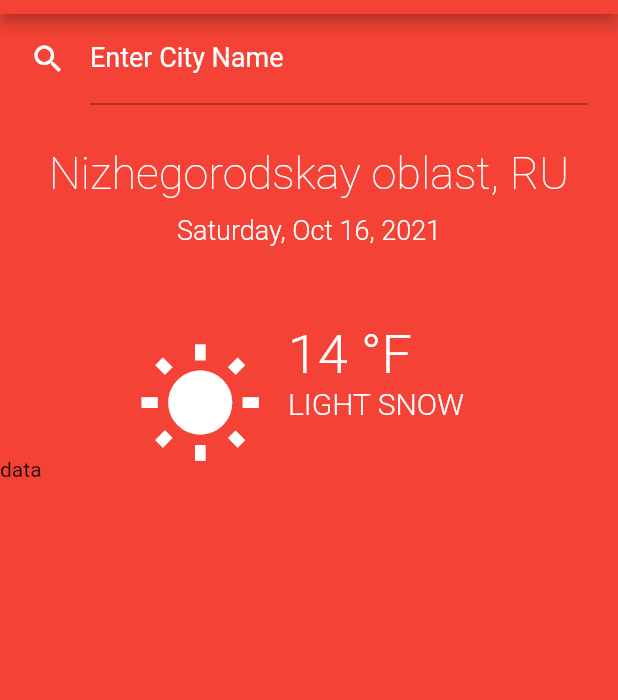
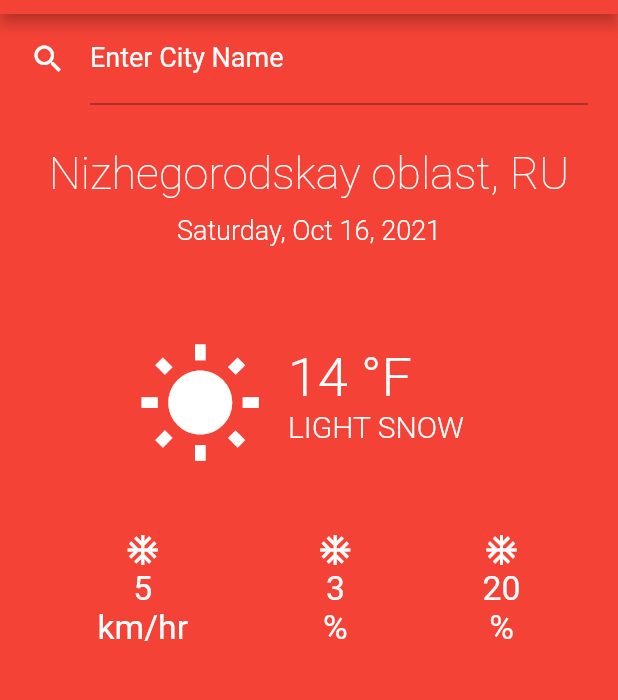
Before and after one commit to FedotovV/weather_forecast, a Flutter app: the screen it shows after launch, on a phone screen of 412 x 824 dp, the part 70-770 px from its top. Run offline on Flutter 3.47's test engine with Material 2 defaults, Android fonts, the phone set to English and light mode, and no system bars.

Commit message:
add detail weather, row widget

```diff
--- a/lib/weather_forcast.dart
+++ b/lib/weather_forcast.dart
@@ -68,12 +68,15 @@ class WeatherForcast extends StatelessWidget {
                       size: 85,
                       color: Colors.white,
                     ),
-                    title: Text(
+                    title: Padding(
+                      padding: EdgeInsets.only(top: 15),
+                      child: Text(
                         '14 °F',
                         style: TextStyle(
                             color: Colors.white,
                             fontSize: 36,
                             fontWeight: FontWeight.w300),
+                      ),
                     ),
                     subtitle: Text(
                       'LIGHT SNOW',
@@ -84,9 +87,39 @@ class WeatherForcast extends StatelessWidget {
                     ),
                   ),
                 ),
-                Row(
-                  children: [Text('data')],
+                const SizedBox(
+                  height: 35,
+                ),
+                Padding(
+                  padding: const EdgeInsets.symmetric(horizontal: 65),
+                  child: Row(
+                    mainAxisSize: MainAxisSize.max,
+                    mainAxisAlignment: MainAxisAlignment.spaceBetween,
+                    children: [
+                      Column(
+                        children: [
+                          const Icon(Icons.ac_unit),
+                          Text('5', style: styleWeaterDetail),
+                          Text('km/hr', style: styleWeaterDetail),
+                        ],
+                      ),
+                      Column(
+                        children: [
+                          const Icon(Icons.ac_unit),
+                          Text('3', style: styleWeaterDetail),
+                          Text('%', style: styleWeaterDetail),
+                        ],
+                      ),
+                      Column(
+                        children: [
+                          const Icon(Icons.ac_unit),
+                          Text('20', style: styleWeaterDetail),
+                          Text('%', style: styleWeaterDetail),
+                        ],
                       )
+                    ],
+                  ),
+                ),
               ],
             ),
           ),
@@ -100,13 +133,20 @@ class WeatherForcast extends StatelessWidget {
 //   return Wrap(
 //       spacing: 20,
 //       children: List.generate(7, (int? index) {
-//         return Chip(label: Text(''));
+//         return Chip(label: Text('Friday'));
 //       }));
 // }
 
+// Wrap _WeatherDetailDown() {
+//   return Wrap(
+//     spacing: 15,
+//     children: [
+//       Chip()
+//     ],
+//   );
+// }
 
-
-// Widget _WeatherDetail({Icon icon, Text text, Text text2}) {
-
-//   return
-// }
+TextStyle styleWeaterDetail = const TextStyle(
+  color: Colors.white,
+  fontSize: 22.5,
+);
```
Lines whose indentation alone changed are shown as unchanged.
